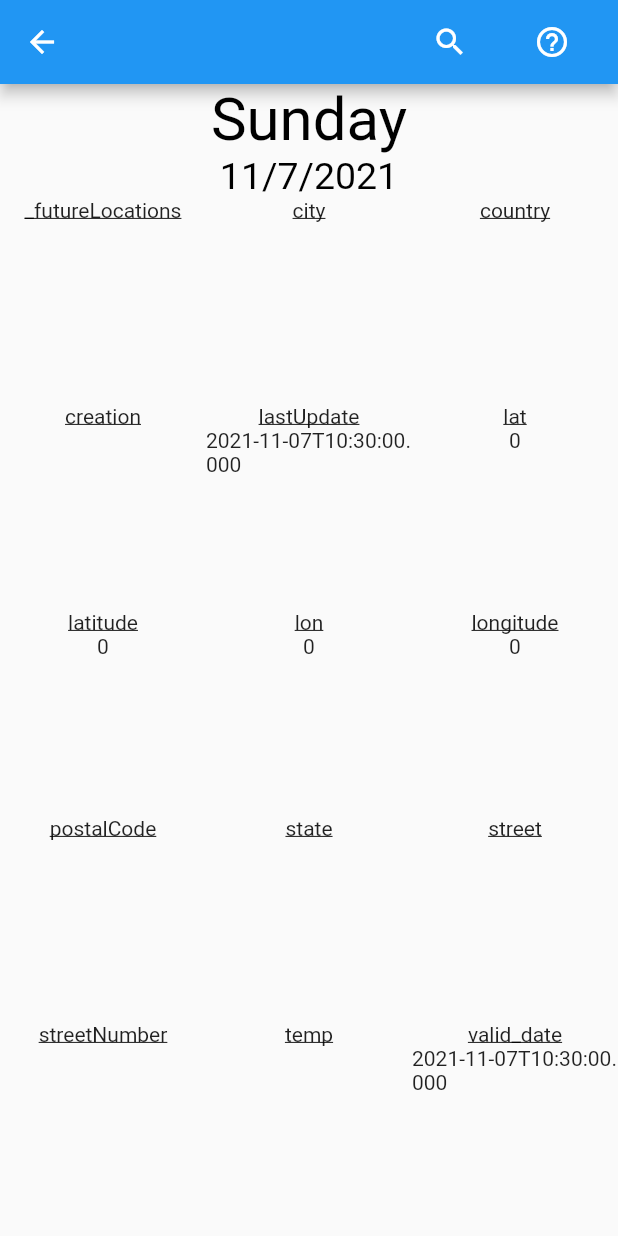
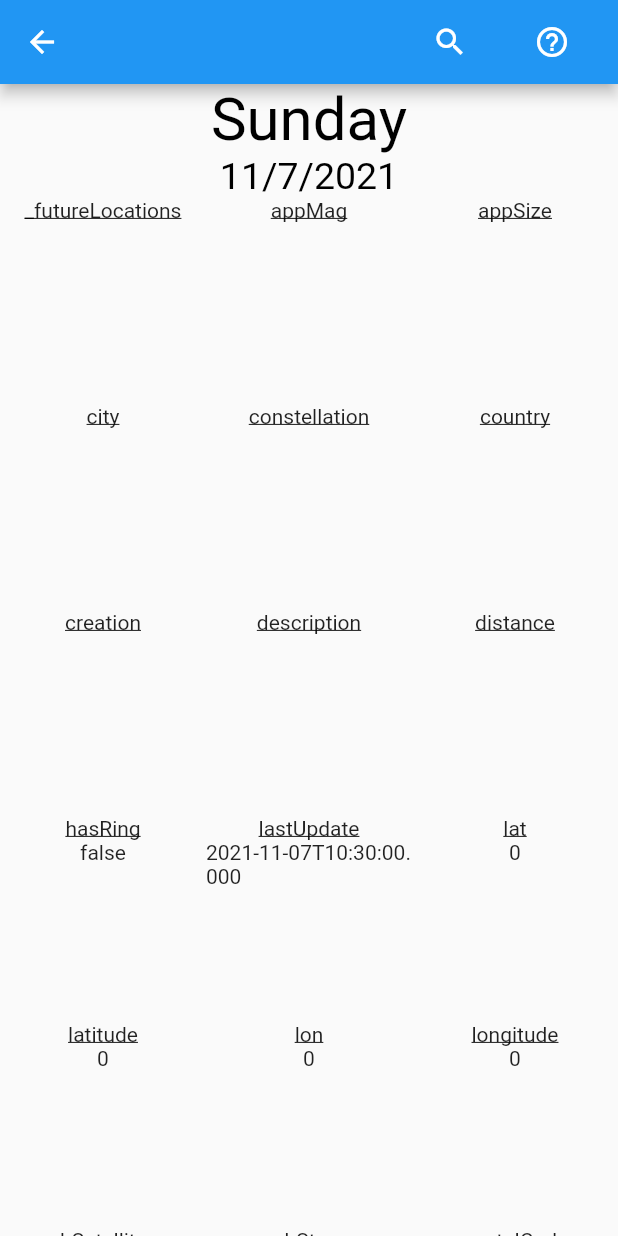
Before and after one commit to levydanqc/ProjetApprofondissement, a Flutter app: the DayDetail screen opened directly with empty values, on a phone screen of 412 x 824 dp. Run offline on Flutter 3.47's test engine with Material 2 defaults, Android fonts, the phone set to English and light mode, and no system bars; our stand-ins replace another_flushbar, flutter_login, flutter_secure_storage, geocoding, geolocator, page_transition; missing offline and left inert: flutter_google_places, google_maps_webservice; accounts and stored records are empty; generated files the repository leaves out were written again.

Commit message:
Ajout des classes des astres.

```diff
--- a/astrokit/lib/src/Screens/home.dart
+++ b/astrokit/lib/src/Screens/home.dart
@@ -9,8 +9,8 @@ import 'package:astrokit/src/Shared/day_item.dart';
 import 'package:astrokit/src/Shared/progress_indicator.dart';
 import 'package:astrokit/src/Shared/snack_bar.dart';
 import 'package:astrokit/src/utils/file_manager.dart';
-import 'package:astrokit/src/utils/forecast.dart';
-import 'package:astrokit/src/utils/position.dart';
+import 'package:astrokit/src/class/forecast.dart';
+import 'package:astrokit/src/class/position.dart';
 import 'package:flutter/material.dart';
 
 // ignore: must_be_immutable
--- a/astrokit/lib/src/Screens/user_settings.dart
+++ b/astrokit/lib/src/Screens/user_settings.dart
@@ -7,7 +7,7 @@ import 'package:astrokit/src/Shared/error_screen.dart';
 import 'package:astrokit/src/Shared/progress_indicator.dart';
 import 'package:astrokit/src/Shared/snack_bar.dart';
 import 'package:astrokit/src/utils/file_manager.dart';
-import 'package:astrokit/src/utils/position.dart';
+import 'package:astrokit/src/class/position.dart';
 import 'package:astrokit/src/utils/round.dart';
 import 'package:flutter/material.dart';
 import '../.env.dart' as env;
--- /dev/null
+++ b/astrokit/lib/src/class/astres.dart
@@ -0,0 +1,183 @@
+import 'package:json_annotation/json_annotation.dart';
+part 'astres.g.dart';
+
+abstract class Astre {
+  final String distance;
+  final String appSize;
+  final String appMag;
+  final String constellation;
+  final String description;
+
+  Astre(
+      {required this.distance,
+      required this.appSize,
+      required this.appMag,
+      required this.constellation,
+      required this.description});
+}
+
+@JsonSerializable()
+class Nebulea extends Astre {
+  final String type;
+  final String? name;
+
+  Nebulea(
+      {required this.type,
+      this.name,
+      required distance,
+      required appSize,
+      required appMag,
+      required constellation,
+      required description})
+      : super(
+          distance: distance,
+          appSize: appSize,
+          appMag: appMag,
+          constellation: constellation,
+          description: description,
+        );
+
+  Nebulea.withName(
+      {required this.type,
+      required this.name,
+      required distance,
+      required appSize,
+      required appMag,
+      required constellation,
+      required description})
+      : super(
+          distance: distance,
+          appSize: appSize,
+          appMag: appMag,
+          constellation: constellation,
+          description: description,
+        );
+
+  factory Nebulea.fromJson(Map<String, dynamic> json) => _$Nebulea(json);
+
+  Map<String, dynamic> toJson() => _$Nebulea(this);
+}
+
+@JsonSerializable()
+class Galaxy extends Astre {
+  final String type;
+  final String nbStars;
+
+  Galaxy(
+      {required this.type,
+      required this.nbStars,
+      required distance,
+      required appSize,
+      required appMag,
+      required constellation,
+      required description})
+      : super(
+          distance: distance,
+          appSize: appSize,
+          appMag: appMag,
+          constellation: constellation,
+          description: description,
+        );
+
+  factory Galaxy.fromJson(Map<String, dynamic> json) => _$Galaxy(json);
+
+  Map<String, dynamic> toJson() => _$Galaxy(this);
+}
+
+abstract class Annexe extends Astre {
+  final String rayon;
+
+  Annexe(
+      {required this.rayon,
+      required distance,
+      required appSize,
+      required appMag,
+      required constellation,
+      required description})
+      : super(
+          distance: distance,
+          appSize: appSize,
+          appMag: appMag,
+          constellation: constellation,
+          description: description,
+        );
+}
+
+@JsonSerializable()
+class Planet extends Annexe {
+  final bool hasRing;
+  final int nbSatellites;
+
+  Planet(
+      {required this.hasRing,
+      required this.nbSatellites,
+      required rayon,
+      required distance,
+      required appSize,
+      required appMag,
+      required constellation,
+      required description})
+      : super(
+          rayon: rayon,
+          distance: distance,
+          appSize: appSize,
+          appMag: appMag,
+          constellation: constellation,
+          description: description,
+        );
+
+  factory Planet.fromJson(Map<String, dynamic> json) => _$Planet(json);
+
+  Map<String, dynamic> toJson() => _$Planet(this);
+}
+
+@JsonSerializable()
+class Star extends Annexe {
+  final bool type;
+
+  Star(
+      {required this.type,
+      required rayon,
+      required distance,
+      required appSize,
+      required appMag,
+      required constellation,
+      required description})
+      : super(
+          rayon: rayon,
+          distance: distance,
+          appSize: appSize,
+          appMag: appMag,
+          constellation: constellation,
+          description: description,
+        );
+
+  factory Star.fromJson(Map<String, dynamic> json) => _$Star(json);
+
+  Map<String, dynamic> toJson() => _$Star(this);
+}
+
+@JsonSerializable()
+class Satellite extends Annexe {
+  final bool hasRing;
+
+  Satellite(
+      {required this.hasRing,
+      required rayon,
+      required distance,
+      required appSize,
+      required appMag,
+      required constellation,
+      required description})
+      : super(
+          rayon: rayon,
+          distance: distance,
+          appSize: appSize,
+          appMag: appMag,
+          constellation: constellation,
+          description: description,
+        );
+  factory Satellite.fromJson(Map<String, dynamic> json) => _$Satellite(json);
+
+  Map<String, dynamic> toJson() => _$Satellite(this);
+}
--- a/astrokit/lib/src/utils/forecast.dart
+++ b/astrokit/lib/src/class/forecast.dart
@@ -2,7 +2,7 @@ import 'package:http/http.dart' as http;
 import 'dart:convert';
 import 'dart:io';
 import '../.env.dart' as env;
-import './file_manager.dart';
+import '../utils/file_manager.dart';
 
 class Forecast {
   static const String fileName = "forecast";
--- a/astrokit/lib/src/utils/location.dart
+++ b/astrokit/lib/src/utils/location.dart
@@ -2,7 +2,7 @@ import 'dart:convert';
 
 import 'package:astrokit/src/Screens/user_settings.dart';
 import 'package:astrokit/src/utils/file_manager.dart';
-import 'package:astrokit/src/utils/position.dart' as pos;
+import 'package:astrokit/src/class/position.dart' as pos;
 import 'package:astrokit/src/utils/round.dart';
 import 'package:geocoding/geocoding.dart' as geo;
 import 'package:geolocator/geolocator.dart';
--- a/astrokit/pubspec.yaml
+++ b/astrokit/pubspec.yaml
@@ -28,6 +28,9 @@ dependencies:
   location: ^4.3.0
   geolocator: ^7.7.0
   page_transition: ^2.0.4
+  json_serializable: ^6.0.0
+  build_runner: ^2.1.4
+  json_annotation: ^4.3.0
 
 flutter_icons:
   ios: true
```
Also changed, not shown: astrokit/lib/astres.json (+232 -18 lines), astrokit/lib/src/Screens/login_screen.dart (+6 -6 lines), astrokit/lib/src/utils/user_validation.dart (+8 -10 lines), astrokit/lib/src/class/astres.g.dart (added), astrokit/lib/src/class/credentials_manager.dart (renamed from astrokit/lib/src/utils/credentials_manager.dart), astrokit/lib/src/class/position.dart (renamed from astrokit/lib/src/utils/position.dart), astrokit/pubspec.lock.
